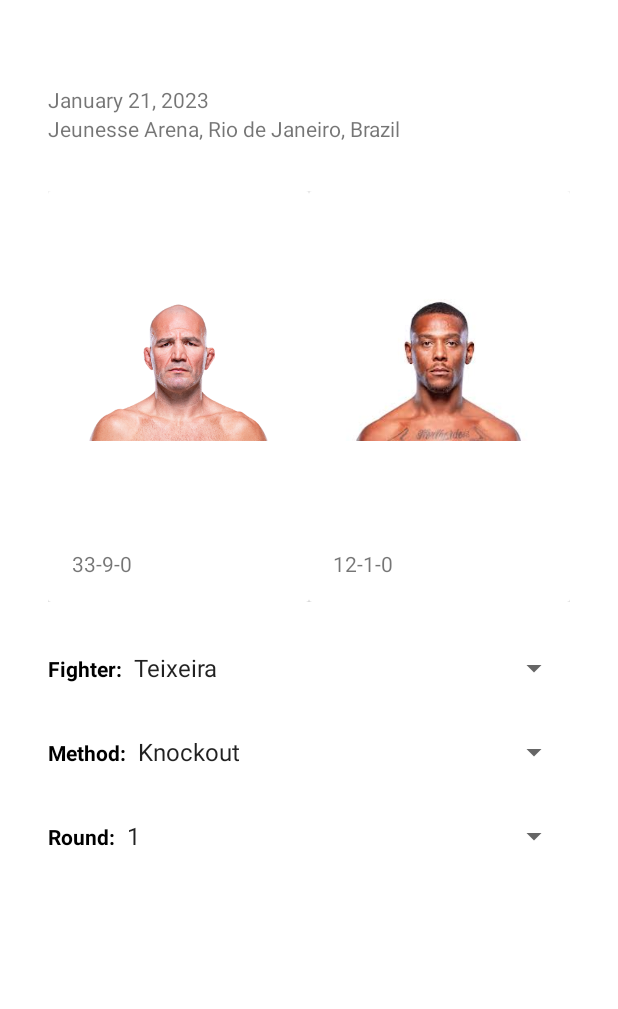
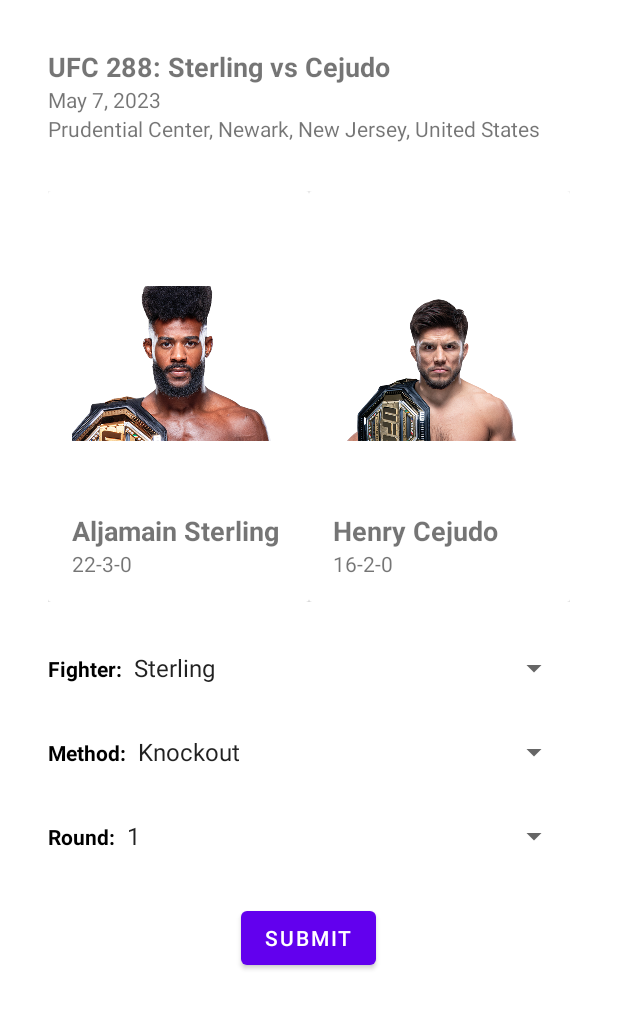
Before and after one commit to Adam-Shields2001/FYP, an Android app: the PredictionDetails screen opened directly, with no data from a screen before it, on a phone screen of 412 x 824 dp. Shown: the top 1009 px of the screen. Run offline under Robolectric (Android 15) with nearby library versions, the phone set to English and light mode, and no system bars; our stand-ins replace Firebase (no records; nobody signed in at launch, a user with empty details on screens opened directly); network calls fail; Roboto replaces fonts that are not available here.

```diff
--- a/app/src/main/java/com/fyp1/fyp1/FightSelection.java
+++ b/app/src/main/java/com/fyp1/fyp1/FightSelection.java
@@ -60,7 +60,7 @@
     }
 
     private void getEvents() {
-        String url = "https://api.sportsdata.io/v3/mma/scores/json/Event/296?key=0f1ac9ba07694202970b5e87ebeb902b";
+        String url = "https://api.sportsdata.io/v3/mma/scores/json/Event/297?key=0f1ac9ba07694202970b5e87ebeb902b";
 
         JsonObjectRequest jsonObjectRequest = new JsonObjectRequest(Request.Method.GET, url, null,
                 new Response.Listener<JSONObject>() {
--- a/app/src/main/java/com/fyp1/fyp1/PredictionDetails.java
+++ b/app/src/main/java/com/fyp1/fyp1/PredictionDetails.java
@@ -1,30 +1,106 @@
 package com.fyp1.fyp1;
 
+import androidx.annotation.NonNull;
 import androidx.appcompat.app.AppCompatActivity;
 
+import android.content.Intent;
 import android.os.Bundle;
+import android.view.View;
+import android.widget.AdapterView;
+import android.widget.Button;
 import android.widget.ImageView;
+import android.widget.Spinner;
 import android.widget.TextView;
+import android.widget.Toast;
+
+import com.fyp1.fyp1.models.PredictionsModel;
+import com.google.android.gms.tasks.OnFailureListener;
+import com.google.android.gms.tasks.OnSuccessListener;
+import com.google.firebase.auth.FirebaseAuth;
+import com.google.firebase.firestore.DocumentReference;
+import com.google.firebase.firestore.FirebaseFirestore;
+
+import java.util.HashMap;
+import java.util.Map;
 
 public class PredictionDetails extends AppCompatActivity {
+
+    private Spinner mFightSpinner;
+    private Spinner mMethodSpinner;
+    private Spinner mRoundSpinner;
+    private Button mSubmitButton;
+    private FirebaseAuth mAuth;
+    private String mCurrentUserId;
 
     @Override
     protected void onCreate(Bundle savedInstanceState) {
         super.onCreate(savedInstanceState);
         setContentView(R.layout.activity_prediction_details);
 
-        TextView name_text = findViewById(R.id.event_name);
-        TextView firstName_text = findViewById(R.id.fighter1_name);
-        TextView lastName_text = findViewById(R.id.fighter2_name);
+        // Initialize Firebase Authentication
+        mAuth = FirebaseAuth.getInstance();
 
-        Bundle bundle = getIntent().getExtras();
+        // Get the current user's ID
+        mCurrentUserId = mAuth.getCurrentUser().getUid();
 
-        String name = bundle.getString("Name");
-        String firstName = bundle.getString("FirstName");
-        String lastName = bundle.getString("LastName");
+        // Initialize views
+        mFightSpinner = findViewById(R.id.fight);
+        mMethodSpinner = findViewById(R.id.method_of_victory);
+        mRoundSpinner = findViewById(R.id.predicted_round);
+        mSubmitButton = findViewById(R.id.submit_button);
 
-        name_text.setText(name);
-        firstName_text.setText(firstName);
-        lastName_text.setText(lastName);
+        mMethodSpinner.setOnItemSelectedListener(new AdapterView.OnItemSelectedListener() {
+            @Override
+            public void onItemSelected(AdapterView<?> parent, View view, int position, long id) {
+                String method = parent.getItemAtPosition(position).toString();
+                if (method.equals("Decision")) {
+                    // If decision is selected, hide the predicted round spinner
+                    mRoundSpinner.setVisibility(View.GONE);
+                } else {
+                    // If another method is selected, show the predicted round spinner
+                    mRoundSpinner.setVisibility(View.VISIBLE);
+                }
+            }
+
+            @Override
+            public void onNothingSelected(AdapterView<?> parent) {
+
+            }
+        });
+
+
+        // Set click listener on submit button
+        mSubmitButton.setOnClickListener(new View.OnClickListener() {
+            @Override
+            public void onClick(View v) {
+                // Handle submit button click
+                String fighter = mFightSpinner.getSelectedItem().toString();
+                String method = mMethodSpinner.getSelectedItem().toString();
+                String round = mRoundSpinner.getSelectedItem().toString();
+
+                // Create a new prediction object with the user's ID and prediction details
+                PredictionsModel prediction = new PredictionsModel(mCurrentUserId, fighter, method, round);
+
+                // Add the prediction to your Firestore database
+                FirebaseFirestore db = FirebaseFirestore.getInstance();
+                db.collection("Predictions").add(prediction)
+                        .addOnSuccessListener(new OnSuccessListener<DocumentReference>() {
+                            @Override
+                            public void onSuccess(DocumentReference documentReference) {
+                                Toast.makeText(PredictionDetails.this, "Prediction added to database", Toast.LENGTH_SHORT).show();
+
+                                // Open the PredictionResults activity
+                                Intent intent = new Intent(PredictionDetails.this, PredictionResult.class);
+                                startActivity(intent);
+                            }
+                        })
+                        .addOnFailureListener(new OnFailureListener() {
+                            @Override
+                            public void onFailure(@NonNull Exception e) {
+                                Toast.makeText(PredictionDetails.this, "Error adding prediction to database", Toast.LENGTH_SHORT).show();
+                            }
+                        });
+            }
+        });
     }
 }
--- a/app/src/main/java/com/fyp1/fyp1/UFC_Prediction.java
+++ b/app/src/main/java/com/fyp1/fyp1/UFC_Prediction.java
@@ -47,7 +47,7 @@
     }
 
     private void fetchEvent() {
-        String url = "https://api.sportsdata.io/v3/mma/scores/json/Event/285?key=0f1ac9ba07694202970b5e87ebeb902b";
+        String url = "https://api.sportsdata.io/v3/mma/scores/json/Event/297?key=0f1ac9ba07694202970b5e87ebeb902b";
 
         JsonArrayRequest jsonArrayRequest = new JsonArrayRequest(Request.Method.GET, url, null,
                 new Response.Listener<JSONArray>() {
--- a/app/src/main/java/com/fyp1/fyp1/menu/Menu.java
+++ b/app/src/main/java/com/fyp1/fyp1/menu/Menu.java
@@ -13,6 +13,7 @@
 import com.fyp1.fyp1.ChatRoom;
 import com.fyp1.fyp1.FightSelection;
 import com.fyp1.fyp1.Login;
+import com.fyp1.fyp1.PredictionDetails;
 import com.fyp1.fyp1.Predictions;
 import com.fyp1.fyp1.R;
 import com.fyp1.fyp1.ScoringSystem;
@@ -61,7 +62,7 @@
                 } else if (id == R.id.nav_scoring) {
                     startActivity(new Intent(Menu.this, FightSelection.class));
                 } else if (id == R.id.nav_predictions) {
-                    startActivity(new Intent(Menu.this, Predictions.class));
+                    startActivity(new Intent(Menu.this, PredictionDetails.class));
                 } else if (id == R.id.nav_fighters) {
                     startActivity(new Intent(Menu.this, ViewFighters.class));
                 } else if (id == R.id.nav_events) {
--- a/app/src/main/res/layout/activity_prediction_details.xml
+++ b/app/src/main/res/layout/activity_prediction_details.xml
@@ -1,11 +1,15 @@
 <?xml version="1.0" encoding="utf-8"?>
-<LinearLayout xmlns:android="http://schemas.android.com/apk/res/android"
+<ScrollView xmlns:android="http://schemas.android.com/apk/res/android"
     xmlns:app="http://schemas.android.com/apk/res-auto"
     xmlns:tools="http://schemas.android.com/tools"
     android:layout_width="match_parent"
-    android:layout_height="match_parent"
-    android:orientation="vertical"
-    android:padding="16dp">
+    android:layout_height="match_parent">
+
+    <LinearLayout
+        android:layout_width="match_parent"
+        android:layout_height="wrap_content"
+        android:orientation="vertical"
+        android:padding="16dp">
 
     <RelativeLayout
         android:layout_width="match_parent"
@@ -16,7 +20,7 @@
             android:id="@+id/event_name"
             android:layout_width="wrap_content"
             android:layout_height="wrap_content"
-            android:text="UFC 283: Teixeira vs Hill"
+            android:text="UFC 288: Sterling vs Cejudo"
             android:textSize="18sp"
             android:textStyle="bold" />
 
@@ -25,7 +29,7 @@
             android:layout_width="wrap_content"
             android:layout_height="wrap_content"
             android:layout_below="@id/event_name"
-            android:text="January 21, 2023"
+            android:text="May 7, 2023"
             android:textSize="14sp" />
 
         <TextView
@@ -33,7 +37,7 @@
             android:layout_width="wrap_content"
             android:layout_height="wrap_content"
             android:layout_below="@id/event_date"
-            android:text="Jeunesse Arena, Rio de Janeiro, Brazil"
+            android:text="Prudential Center, Newark, New Jersey, United States"
             android:textSize="14sp" />
 
     </RelativeLayout>
@@ -60,13 +64,13 @@
                     android:id="@+id/fighter1_image"
                     android:layout_width="wrap_content"
                     android:layout_height="198dp"
-                    android:src="@drawable/glover1" />
+                    android:src="@drawable/aljo" />
 
                 <TextView
                     android:id="@+id/fighter1_name"
                     android:layout_width="wrap_content"
                     android:layout_height="wrap_content"
-                    android:text="Glover Teixeira"
+                    android:text="Aljamain Sterling"
                     android:textSize="18sp"
                     android:textStyle="bold" />
 
@@ -74,7 +78,7 @@
                     android:id="@+id/fighter1_record"
                     android:layout_width="wrap_content"
                     android:layout_height="wrap_content"
-                    android:text="33-9-0"
+                    android:text="22-3-0"
                     android:textSize="14sp" />
 
             </LinearLayout>
@@ -97,13 +101,13 @@
                     android:id="@+id/fighter2_image"
                     android:layout_width="wrap_content"
                     android:layout_height="198dp"
-                    android:src="@drawable/hill" />
+                    android:src="@drawable/cejudo" />
 
                 <TextView
                     android:id="@+id/fighter2_name"
                     android:layout_width="wrap_content"
                     android:layout_height="wrap_content"
-                    android:text="Jamahal Hill"
+                    android:text="Henry Cejudo"
                     android:textSize="18sp"
                     android:textStyle="bold" />
 
@@ -111,7 +115,7 @@
                     android:id="@+id/fighter2_record"
                     android:layout_width="wrap_content"
                     android:layout_height="wrap_content"
-                    android:text="12-1-0"
+                    android:text="16-2-0"
                     android:textSize="14sp" />
 
             </LinearLayout>
@@ -186,4 +190,18 @@
 
     </LinearLayout>
 
+    <RelativeLayout
+        android:layout_width="match_parent"
+        android:layout_height="match_parent"
+        android:padding="16dp">
+
+        <Button
+            android:id="@+id/submit_button"
+            android:layout_width="wrap_content"
+            android:layout_height="wrap_content"
+            android:text="Submit"
+            android:layout_centerInParent="true"/>
+
+    </RelativeLayout>
 </LinearLayout>
+</ScrollView>
--- a/app/src/main/res/values/fighter.xml
+++ b/app/src/main/res/values/fighter.xml
@@ -1,6 +1,6 @@
 <resources>
     <string-array name="fighter">
-        <item>Teixeira</item>
-        <item>Hill</item>
+        <item>Sterling</item>
+        <item>Cejudo</item>
     </string-array>
 </resources>
--- a/app/src/main/res/values/rounds.xml
+++ b/app/src/main/res/values/rounds.xml
@@ -3,7 +3,5 @@
         <item>1</item>
         <item>2</item>
         <item>3</item>
-        <item>4</item>
-        <item>5</item>
     </string-array>
 </resources>
```
Also changed, not shown: app/src/main/AndroidManifest.xml (+27 -20 lines), app/src/main/java/com/fyp1/fyp1/PredictionResult.java (added, +217 -0 lines), app/src/main/java/com/fyp1/fyp1/Predictions.java (+6 -7 lines), app/src/main/java/com/fyp1/fyp1/models/PredictionsModel.java (added, +34 -0 lines), app/src/main/res/layout/activity_prediction_result.xml (added, +25 -0 lines), app/src/main/res/drawable/aljo.png (added), app/src/main/res/drawable/cejudo.png (added).
